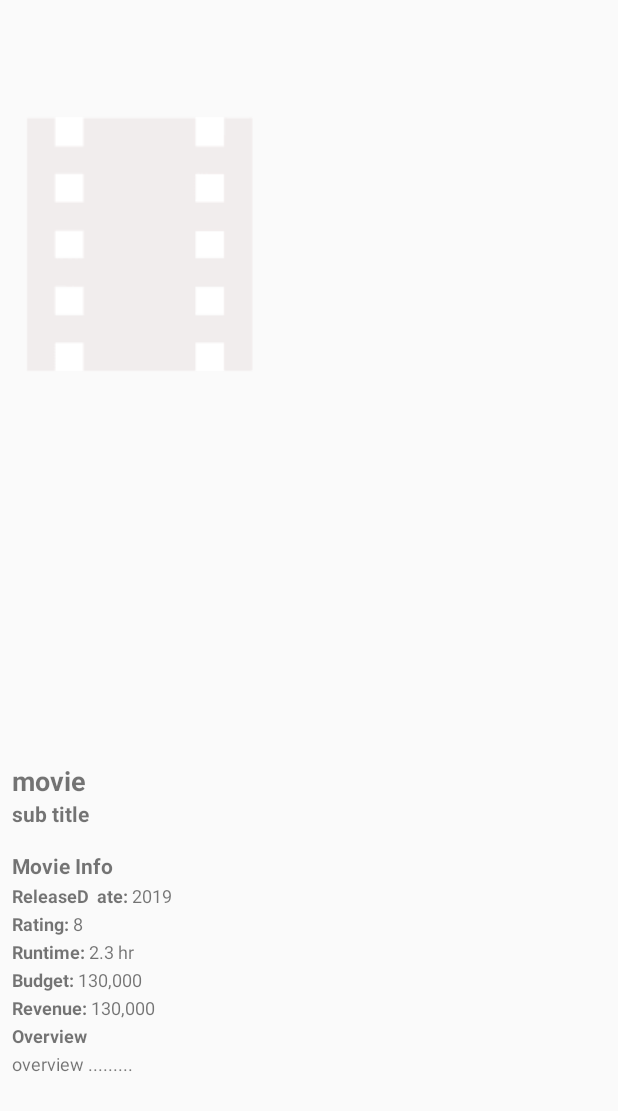
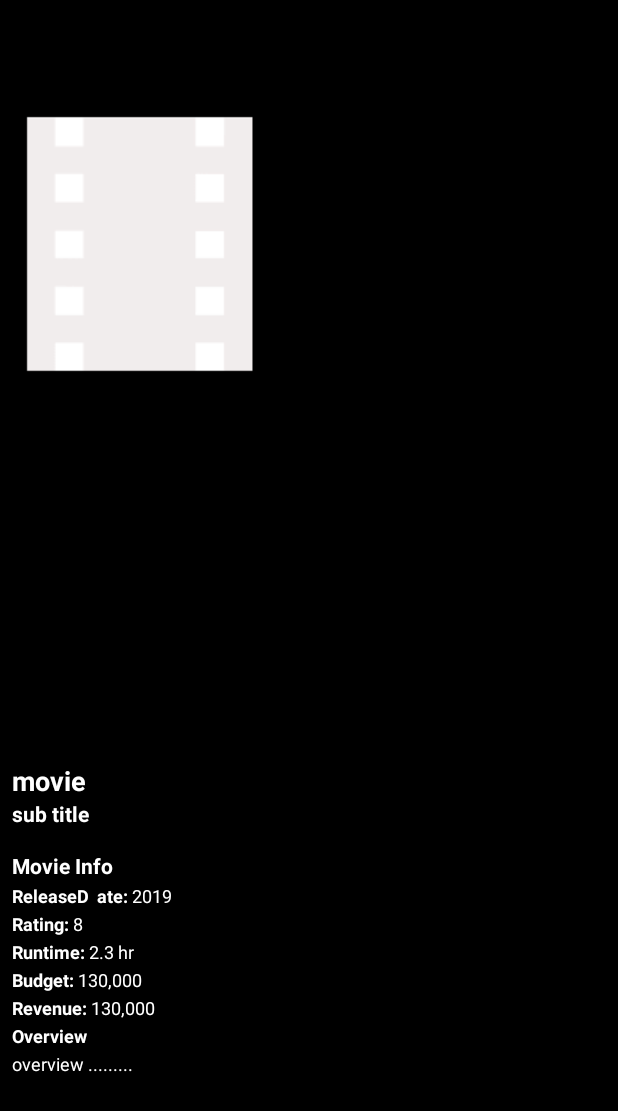
Before and after one commit to Ammar-32/Movies-Android-Application, an Android app: the layout activity_single_movie.xml on its own in the app's theme, with its tools: preview values and no code run, on a phone screen of 412 x 824 dp. Shown: the top 1111 px of the screen. Run offline under Robolectric (Android 15) with nearby library versions, the phone set to English and light mode, and no system bars; network calls fail.

Commit message:
single activity design change

```diff
--- a/app/src/main/res/layout/activity_single_movie.xml
+++ b/app/src/main/res/layout/activity_single_movie.xml
@@ -10,7 +10,8 @@
     <LinearLayout
         android:layout_width="match_parent"
         android:layout_height="match_parent"
-        android:orientation="vertical">
+        android:orientation="vertical"
+        android:background="#000000">
 
         <ProgressBar
             android:id="@+id/progress_bar"
@@ -51,7 +52,8 @@
                     android:layout_width="match_parent"
                     android:layout_height="match_parent"
                     android:orientation="vertical"
-                    android:layout_margin="8dp">
+                    android:layout_margin="8dp"
+                    android:background="#000000">
 
                     <TextView
                         android:id="@+id/movie_title"
@@ -59,7 +61,8 @@
                         android:layout_height="wrap_content"
                         android:text="movie"
                         android:textStyle="bold"
-                        android:textSize="18sp"/>
+                        android:textSize="18sp"
+                        android:textColor="#ffffff"/>
 
                     <TextView
                         android:id="@+id/movie_tagline"
@@ -67,7 +70,9 @@
                         android:layout_height="wrap_content"
                         android:text="sub title"
                         android:textSize="14sp"
-                        android:textStyle="bold"/>
+                        android:textStyle="bold"
+                        android:textColor="#ffffff"
+                        />
 
                     <TextView
                         android:layout_width="wrap_content"
@@ -75,7 +80,8 @@
                         android:text="Movie Info"
                         android:layout_marginTop="15dp"
                         android:textSize="14sp"
-                        android:textStyle="bold"/>
+                        android:textStyle="bold"
+                        android:textColor="#ffffff"/>
 
                     <LinearLayout
                         android:layout_width="match_parent"
@@ -88,7 +94,8 @@
                             android:layout_marginTop="2dp"
                             android:text="ReleaseD  ate: "
                             android:textSize="12sp"
-                            android:textStyle="bold"/>
+                            android:textStyle="bold"
+                            android:textColor="#ffffff"/>
 
                         <TextView
                             android:id="@+id/movie_release_date"
@@ -96,7 +103,8 @@
                             android:layout_height="wrap_content"
                             android:layout_marginTop="2dp"
                             android:text="2019"
-                            android:textSize="12sp"/>
+                            android:textSize="12sp"
+                            android:textColor="#ffffff"/>
 
                     </LinearLayout>
 
@@ -111,7 +119,8 @@
                             android:layout_marginTop="2dp"
                             android:text="Rating: "
                             android:textSize="12sp"
-                            android:textStyle="bold"/>
+                            android:textStyle="bold"
+                            android:textColor="#ffffff"/>
 
                         <TextView
                             android:id="@+id/movie_rating"
@@ -119,7 +128,8 @@
                             android:layout_height="wrap_content"
                             android:layout_marginTop="2dp"
                             android:text="8"
-                            android:textSize="12sp"/>
+                            android:textSize="12sp"
+                            android:textColor="#ffffff"/>
 
                     </LinearLayout>
 
@@ -134,7 +144,8 @@
                             android:layout_marginTop="2dp"
                             android:text="Runtime: "
                             android:textSize="12sp"
-                            android:textStyle="bold"/>
+                            android:textStyle="bold"
+                            android:textColor="#ffffff"/>
 
                         <TextView
                             android:id="@+id/movie_runtime"
@@ -142,7 +153,8 @@
                             android:layout_height="wrap_content"
                             android:layout_marginTop="2dp"
                             android:text="2.3 hr"
-                            android:textSize="12sp"/>
+                            android:textSize="12sp"
+                            android:textColor="#ffffff"/>
 
                     </LinearLayout>
 
@@ -157,7 +169,8 @@
                             android:layout_marginTop="2dp"
                             android:text="Budget: "
                             android:textSize="12sp"
-                            android:textStyle="bold"/>
+                            android:textStyle="bold"
+                            android:textColor="#ffffff"/>
 
                         <TextView
                             android:id="@+id/movie_budget"
@@ -165,7 +178,8 @@
                             android:layout_height="wrap_content"
                             android:layout_marginTop="2dp"
                             android:text="130,000"
-                            android:textSize="12sp"/>
+                            android:textSize="12sp"
+                            android:textColor="#ffffff"/>
 
                     </LinearLayout>
 
@@ -180,7 +194,8 @@
                             android:layout_marginTop="2dp"
                             android:text="Revenue: "
                             android:textSize="12sp"
-                            android:textStyle="bold"/>
+                            android:textStyle="bold"
+                            android:textColor="#ffffff"/>
 
                         <TextView
                             android:id="@+id/movie_revenue"
@@ -188,7 +203,8 @@
                             android:layout_height="wrap_content"
                             android:layout_marginTop="2dp"
                             android:text="130,000"
-                            android:textSize="12sp"/>
+                            android:textSize="12sp"
+                            android:textColor="#ffffff"/>
 
                     </LinearLayout>
 
@@ -202,14 +218,16 @@
                         android:layout_marginTop="2dp"
                         android:text="Overview "
                         android:textSize="12sp"
-                        android:textStyle="bold"/>
+                        android:textStyle="bold"
+                        android:textColor="#ffffff"/>
                     <TextView
                         android:id="@+id/movie_overview"
                         android:layout_width="wrap_content"
                         android:layout_height="wrap_content"
                         android:layout_marginTop="2dp"
                         android:text="overview ........."
-                        android:textSize="12sp"/>
+                        android:textSize="12sp"
+                        android:textColor="#ffffff"/>
 
                 </LinearLayout>
 
--- a/app/src/main/res/values/strings.xml
+++ b/app/src/main/res/values/strings.xml
@@ -1,3 +1,4 @@
 <resources>
-    <string name="app_name">TeamAndroidaholicsMovieApp</string>
+    <string name="app_name" >TeamAndroidaholicsMovieApp</string>
+
 </resources>
```
